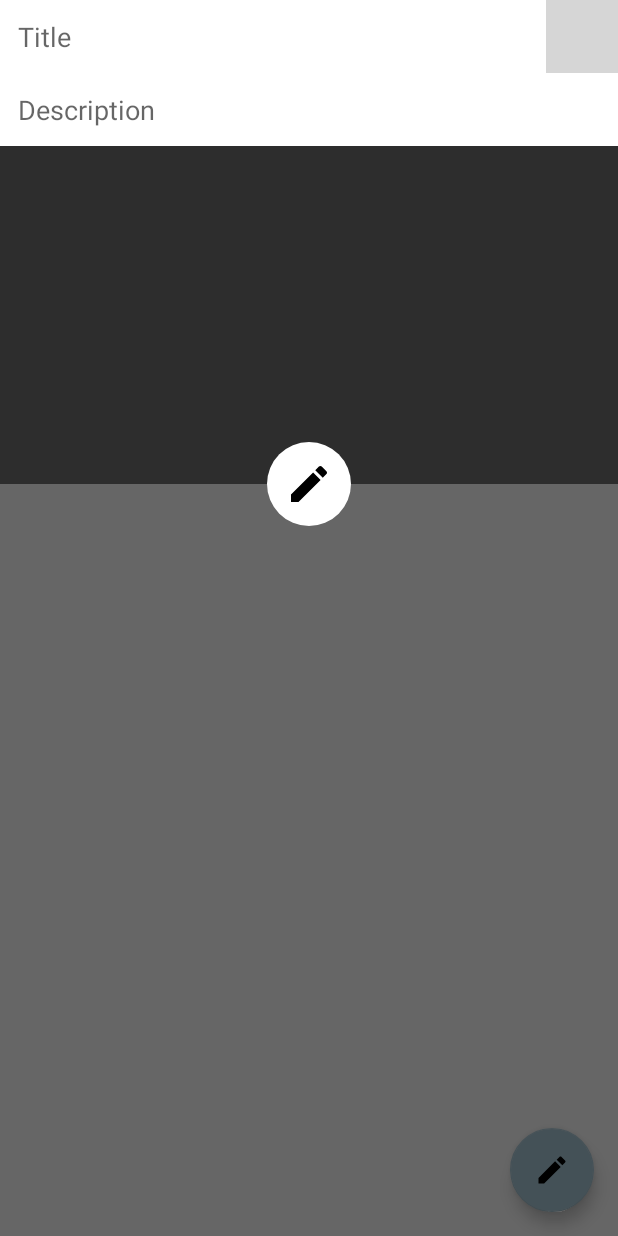
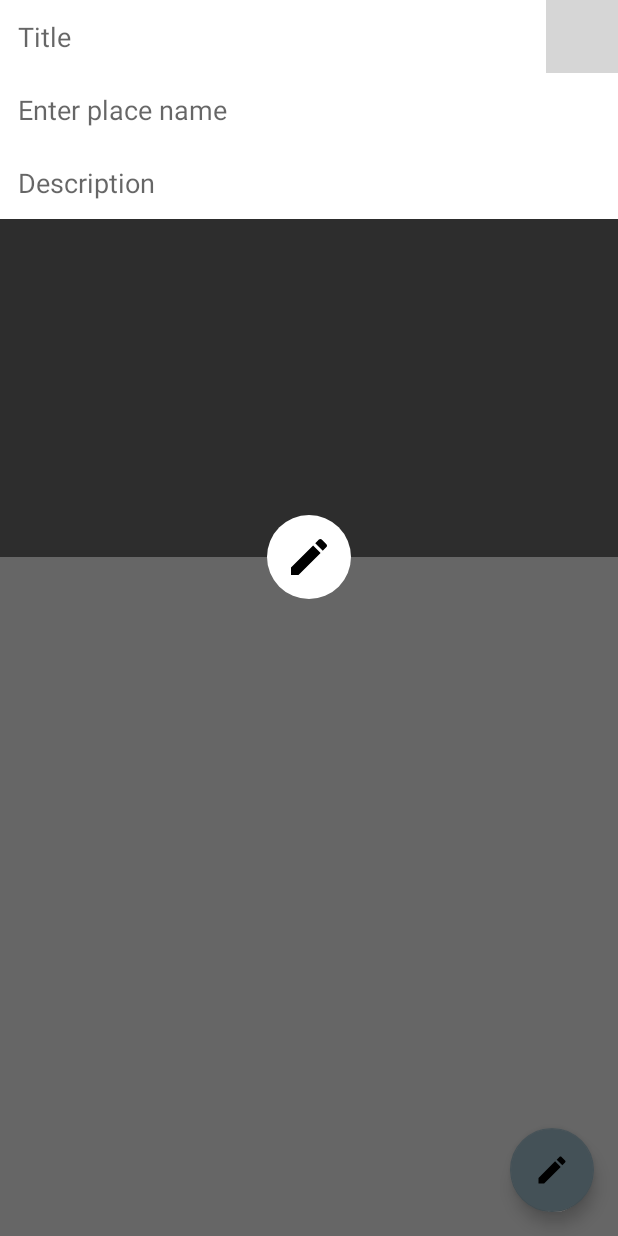
Before and after one commit to Luca-Crozzoli/blogApp, an Android app: the screen it shows after launch once a user with an empty profile is signed in (Home), after a tap on an icon or button, on a phone screen of 412 x 824 dp. Run offline under Robolectric (Android 15) with nearby library versions, the phone set to English and light mode, and no system bars; our stand-ins replace Firebase (no records; nobody signed in at launch, a user with empty details on screens opened directly), navigation-ui; pictures from the network do not load; grey boxes are pictures that could not be loaded.

Commit message:
Add the field enter place name to save in the post a new field called PostLocation

```diff
--- a/app/src/main/res/layout/popup_add_post.xml
+++ b/app/src/main/res/layout/popup_add_post.xml
@@ -11,7 +11,7 @@
         android:layout_height="0dp"
         android:background="@color/white"
         android:padding="8dp"
-        app:layout_constraintBottom_toTopOf="@+id/popup_description"
+        app:layout_constraintBottom_toTopOf="@+id/et_place"
         app:layout_constraintEnd_toEndOf="parent"
         app:layout_constraintStart_toEndOf="@+id/popup_title"
         app:layout_constraintTop_toTopOf="parent"
@@ -30,6 +30,18 @@
         app:layout_constraintTop_toTopOf="parent" />
 
     <EditText
+        android:id="@+id/et_place"
+        android:layout_width="0dp"
+        android:layout_height="wrap_content"
+        android:background="@drawable/popup_edittext_style"
+        android:ems="10"
+        android:hint="Enter place name"
+        android:inputType="textPersonName"
+        app:layout_constraintEnd_toEndOf="parent"
+        app:layout_constraintStart_toStartOf="parent"
+        app:layout_constraintTop_toBottomOf="@+id/popup_title" />
+
+    <EditText
         android:id="@+id/popup_description"
         android:layout_width="0dp"
         android:layout_height="wrap_content"
@@ -38,8 +50,9 @@
         android:hint="Description"
         android:inputType="textMultiLine"
         app:layout_constraintEnd_toEndOf="parent"
+        app:layout_constraintHorizontal_bias="0.0"
         app:layout_constraintStart_toStartOf="parent"
-        app:layout_constraintTop_toBottomOf="@+id/popup_title" />
+        app:layout_constraintTop_toBottomOf="@+id/et_place" />
 
     <ImageView
         android:id="@+id/popup_img"
```
Also changed, not shown: app/src/main/java/com/example/pictureblog/Activities/Home.java (+48 -9 lines), app/src/main/java/com/example/pictureblog/Helpers/GeoLocation.java (added, +60 -0 lines), app/src/main/java/com/example/pictureblog/Models/Post.java (+10 -2 lines).
